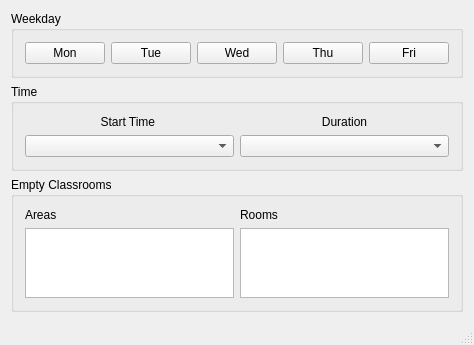
phparkle/empty-classroom-finder, file mainwindow.ui: the form before one commit.
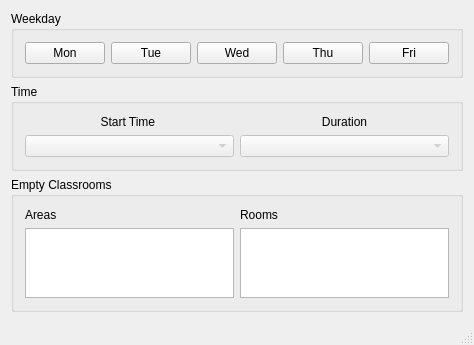
The form after the commit.

Commit message: Hook up UI to core code

Patch:
```diff
--- a/mainwindow.ui
+++ b/mainwindow.ui
@@ -119,10 +119,18 @@
         </widget>
        </item>
        <item row="1" column="0">
-        <widget class="QComboBox" name="startTimeCombo"/>
+        <widget class="QComboBox" name="startTimeCombo">
+         <property name="enabled">
+          <bool>false</bool>
+         </property>
+        </widget>
        </item>
        <item row="1" column="1">
-        <widget class="QComboBox" name="durationCombo"/>
+        <widget class="QComboBox" name="durationCombo">
+         <property name="enabled">
+          <bool>false</bool>
+         </property>
+        </widget>
        </item>
       </layout>
      </widget>
```
Left out of the diff: 8 changed lines with no effect on the pictures. The commit also changes 3 other files.
